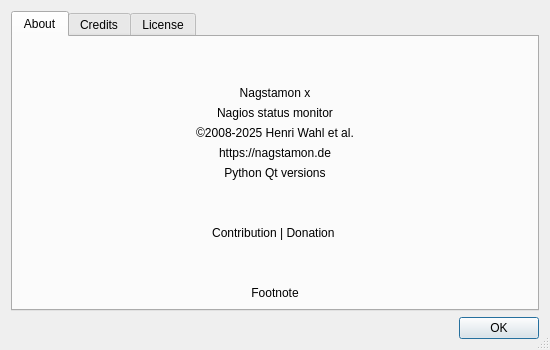
Above: Nagstamon/resources/qui/dialog_about.ui from HenriWahl/Nagstamon before the change. Below: the same form after it.
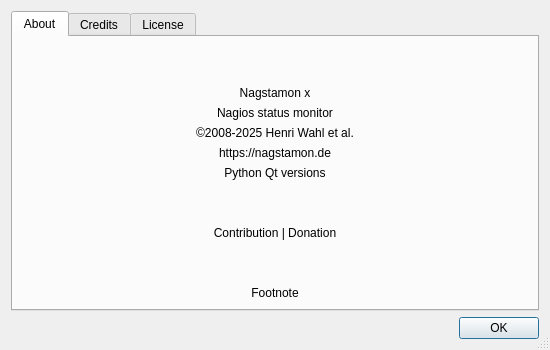
That is the form after the change.

What changed in the file:
```diff
--- a/Nagstamon/resources/qui/dialog_about.ui
+++ b/Nagstamon/resources/qui/dialog_about.ui
@@ -47,9 +47,6 @@
       <layout class="QVBoxLayout" name="vbox_about">
        <item>
         <spacer name="verticalSpacer_2">
-         <property name="orientation">
-          <enum>Qt::Orientation::Vertical</enum>
-         </property>
          <property name="sizeHint" stdset="0">
           <size>
            <width>20</width>
@@ -113,9 +110,6 @@
        </item>
        <item>
         <spacer name="verticalSpacer_3">
-         <property name="orientation">
-          <enum>Qt::Orientation::Vertical</enum>
-         </property>
          <property name="sizeHint" stdset="0">
           <size>
            <width>20</width>
@@ -127,7 +121,7 @@
        <item>
         <widget class="QLabel" name="label_contribution">
          <property name="text">
-          <string>Contribution | Donation </string>
+                                        <string>Contribution | Donation</string>
          </property>
          <property name="alignment">
           <set>Qt::AlignmentFlag::AlignCenter</set>
@@ -139,9 +133,6 @@
        </item>
        <item>
         <spacer name="verticalSpacer_1">
-         <property name="orientation">
-          <enum>Qt::Orientation::Vertical</enum>
-         </property>
          <property name="sizeHint" stdset="0">
           <size>
            <width>20</width>
```
Left out of the diff: 20 changed lines with no effect on the pictures. Lines whose indentation alone changed are shown as unchanged.
